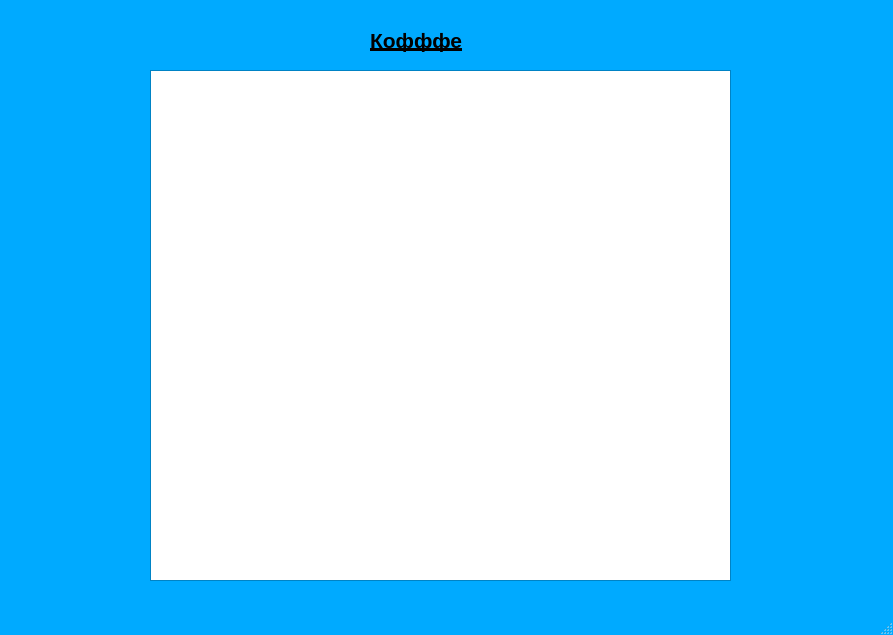
The window that coffee.ui (katiarapter/cooooofffeeee) describes before a commit, drawn with Qt 5.
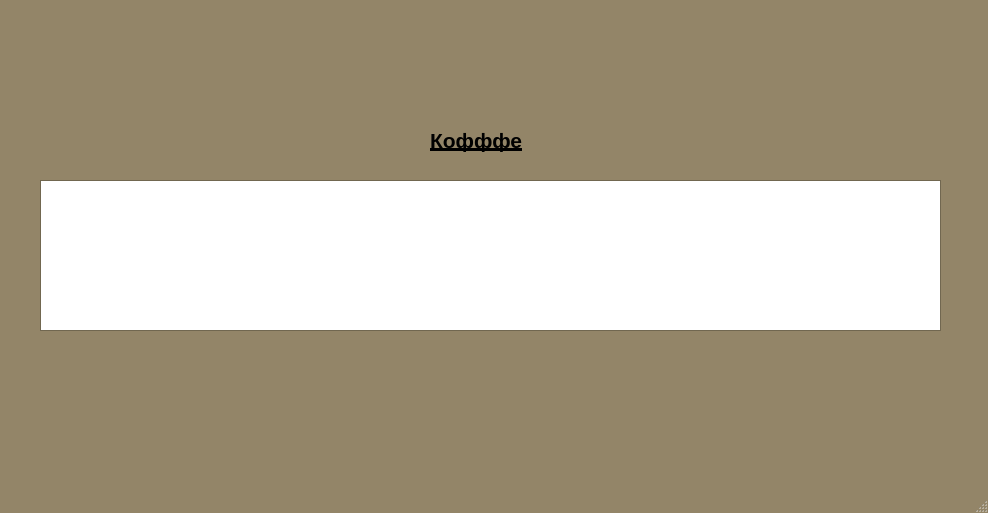
The same window after the commit.

Diff of the .ui file:
```diff
--- a/coffee.ui
+++ b/coffee.ui
@@ -6,8 +6,8 @@
    <rect>
     <x>0</x>
     <y>0</y>
-    <width>893</width>
-    <height>635</height>
+    <width>988</width>
+    <height>513</height>
    </rect>
   </property>
   <property name="palette">
@@ -25,45 +25,45 @@
      <colorrole role="Button">
       <brush brushstyle="SolidPattern">
        <color alpha="255">
-        <red>0</red>
-        <green>170</green>
-        <blue>255</blue>
+        <red>147</red>
+        <green>133</green>
+        <blue>104</blue>
        </color>
       </brush>
      </colorrole>
      <colorrole role="Light">
       <brush brushstyle="SolidPattern">
        <color alpha="255">
-        <red>127</red>
-        <green>213</green>
-        <blue>255</blue>
+        <red>221</red>
+        <green>200</green>
+        <blue>156</blue>
        </color>
       </brush>
      </colorrole>
      <colorrole role="Midlight">
       <brush brushstyle="SolidPattern">
        <color alpha="255">
-        <red>63</red>
-        <green>191</green>
-        <blue>255</blue>
+        <red>184</red>
+        <green>166</green>
+        <blue>130</blue>
        </color>
       </brush>
      </colorrole>
      <colorrole role="Dark">
       <brush brushstyle="SolidPattern">
        <color alpha="255">
-        <red>0</red>
-        <green>85</green>
-        <blue>127</blue>
+        <red>73</red>
+        <green>66</green>
+        <blue>52</blue>
        </color>
       </brush>
      </colorrole>
      <colorrole role="Mid">
       <brush brushstyle="SolidPattern">
        <color alpha="255">
-        <red>0</red>
-        <green>113</green>
-        <blue>170</blue>
+        <red>98</red>
+        <green>89</green>
+        <blue>69</blue>
        </color>
       </brush>
      </colorrole>
@@ -106,9 +106,9 @@
      <colorrole role="Window">
       <brush brushstyle="SolidPattern">
        <color alpha="255">
-        <red>0</red>
-        <green>170</green>
-        <blue>255</blue>
+        <red>147</red>
+        <green>133</green>
+        <blue>104</blue>
        </color>
       </brush>
      </colorrole>
@@ -124,9 +124,9 @@
      <colorrole role="AlternateBase">
       <brush brushstyle="SolidPattern">
        <color alpha="255">
-        <red>127</red>
-        <green>212</green>
-        <blue>255</blue>
+        <red>201</red>
+        <green>194</green>
+        <blue>179</blue>
        </color>
       </brush>
      </colorrole>
@@ -162,45 +162,45 @@
      <colorrole role="Button">
       <brush brushstyle="SolidPattern">
        <color alpha="255">
-        <red>0</red>
-        <green>170</green>
-        <blue>255</blue>
+        <red>147</red>
+        <green>133</green>
+        <blue>104</blue>
        </color>
       </brush>
      </colorrole>
      <colorrole role="Light">
       <brush brushstyle="SolidPattern">
        <color alpha="255">
-        <red>127</red>
-        <green>213</green>
-        <blue>255</blue>
+        <red>221</red>
+        <green>200</green>
+        <blue>156</blue>
        </color>
       </brush>
      </colorrole>
      <colorrole role="Midlight">
       <brush brushstyle="SolidPattern">
        <color alpha="255">
-        <red>63</red>
-        <green>191</green>
-        <blue>255</blue>
+        <red>184</red>
+        <green>166</green>
+        <blue>130</blue>
        </color>
       </brush>
      </colorrole>
      <colorrole role="Dark">
       <brush brushstyle="SolidPattern">
        <color alpha="255">
-        <red>0</red>
-        <green>85</green>
-        <blue>127</blue>
+        <red>73</red>
+        <green>66</green>
+        <blue>52</blue>
        </color>
       </brush>
      </colorrole>
      <colorrole role="Mid">
       <brush brushstyle="SolidPattern">
        <color alpha="255">
-        <red>0</red>
-        <green>113</green>
-        <blue>170</blue>
+        <red>98</red>
+        <green>89</green>
+        <blue>69</blue>
        </color>
       </brush>
      </colorrole>
@@ -243,9 +243,9 @@
      <colorrole role="Window">
       <brush brushstyle="SolidPattern">
        <color alpha="255">
-        <red>0</red>
-        <green>170</green>
-        <blue>255</blue>
+        <red>147</red>
+        <green>133</green>
+        <blue>104</blue>
        </color>
       </brush>
      </colorrole>
@@ -261,9 +261,9 @@
      <colorrole role="AlternateBase">
       <brush brushstyle="SolidPattern">
        <color alpha="255">
-        <red>127</red>
-        <green>212</green>
-        <blue>255</blue>
+        <red>201</red>
+        <green>194</green>
+        <blue>179</blue>
        </color>
       </brush>
      </colorrole>
@@ -290,63 +290,63 @@
      <colorrole role="WindowText">
       <brush brushstyle="SolidPattern">
        <color alpha="255">
-        <red>0</red>
-        <green>85</green>
-        <blue>127</blue>
+        <red>73</red>
+        <green>66</green>
+        <blue>52</blue>
        </color>
       </brush>
      </colorrole>
      <colorrole role="Button">
       <brush brushstyle="SolidPattern">
        <color alpha="255">
-        <red>0</red>
-        <green>170</green>
-        <blue>255</blue>
+        <red>147</red>
+        <green>133</green>
+        <blue>104</blue>
        </color>
       </brush>
      </colorrole>
      <colorrole role="Light">
       <brush brushstyle="SolidPattern">
        <color alpha="255">
-        <red>127</red>
-        <green>213</green>
-        <blue>255</blue>
+        <red>221</red>
+        <green>200</green>
+        <blue>156</blue>
        </color>
       </brush>
      </colorrole>
      <colorrole role="Midlight">
       <brush brushstyle="SolidPattern">
        <color alpha="255">
-        <red>63</red>
-        <green>191</green>
-        <blue>255</blue>
+        <red>184</red>
+        <green>166</green>
+        <blue>130</blue>
        </color>
       </brush>
      </colorrole>
      <colorrole role="Dark">
       <brush brushstyle="SolidPattern">
        <color alpha="255">
-        <red>0</red>
-        <green>85</green>
-        <blue>127</blue>
+        <red>73</red>
+        <green>66</green>
+        <blue>52</blue>
        </color>
       </brush>
      </colorrole>
      <colorrole role="Mid">
       <brush brushstyle="SolidPattern">
        <color alpha="255">
-        <red>0</red>
-        <green>113</green>
-        <blue>170</blue>
+        <red>98</red>
+        <green>89</green>
+        <blue>69</blue>
        </color>
       </brush>
      </colorrole>
      <colorrole role="Text">
       <brush brushstyle="SolidPattern">
        <color alpha="255">
-        <red>0</red>
-        <green>85</green>
-        <blue>127</blue>
+        <red>73</red>
+        <green>66</green>
+        <blue>52</blue>
        </color>
       </brush>
      </colorrole>
@@ -362,27 +362,27 @@
      <colorrole role="ButtonText">
       <brush brushstyle="SolidPattern">
        <color alpha="255">
-        <red>0</red>
-        <green>85</green>
-        <blue>127</blue>
+        <red>73</red>
+        <green>66</green>
+        <blue>52</blue>
        </color>
       </brush>
      </colorrole>
      <colorrole role="Base">
       <brush brushstyle="SolidPattern">
        <color alpha="255">
-        <red>0</red>
-        <green>170</green>
-        <blue>255</blue>
+        <red>147</red>
+        <green>133</green>
+        <blue>104</blue>
        </color>
       </brush>
      </colorrole>
      <colorrole role="Window">
       <brush brushstyle="SolidPattern">
        <color alpha="255">
-        <red>0</red>
-        <green>170</green>
-        <blue>255</blue>
+        <red>147</red>
+        <green>133</green>
+        <blue>104</blue>
        </color>
       </brush>
      </colorrole>
@@ -398,9 +398,9 @@
      <colorrole role="AlternateBase">
       <brush brushstyle="SolidPattern">
        <color alpha="255">
-        <red>0</red>
-        <green>170</green>
-        <blue>255</blue>
+        <red>147</red>
+        <green>133</green>
+        <blue>104</blue>
        </color>
       </brush>
      </colorrole>
@@ -432,18 +432,18 @@
    <widget class="QTableView" name="tableView">
     <property name="geometry">
      <rect>
-      <x>150</x>
-      <y>70</y>
-      <width>581</width>
-      <height>511</height>
+      <x>40</x>
+      <y>180</y>
+      <width>901</width>
+      <height>151</height>
      </rect>
     </property>
    </widget>
    <widget class="QLabel" name="label">
     <property name="geometry">
      <rect>
-      <x>370</x>
-      <y>20</y>
+      <x>430</x>
+      <y>120</y>
       <width>131</width>
       <height>41</height>
      </rect>
```
Left out of the diff: 2 changed lines with no effect on the pictures.
